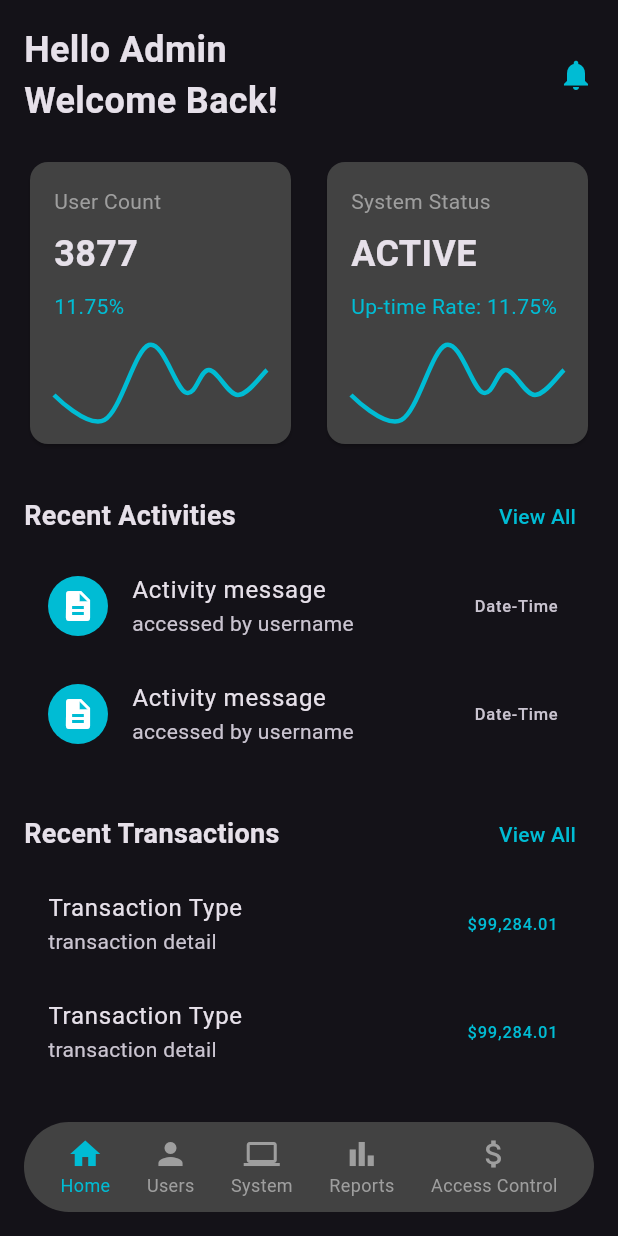
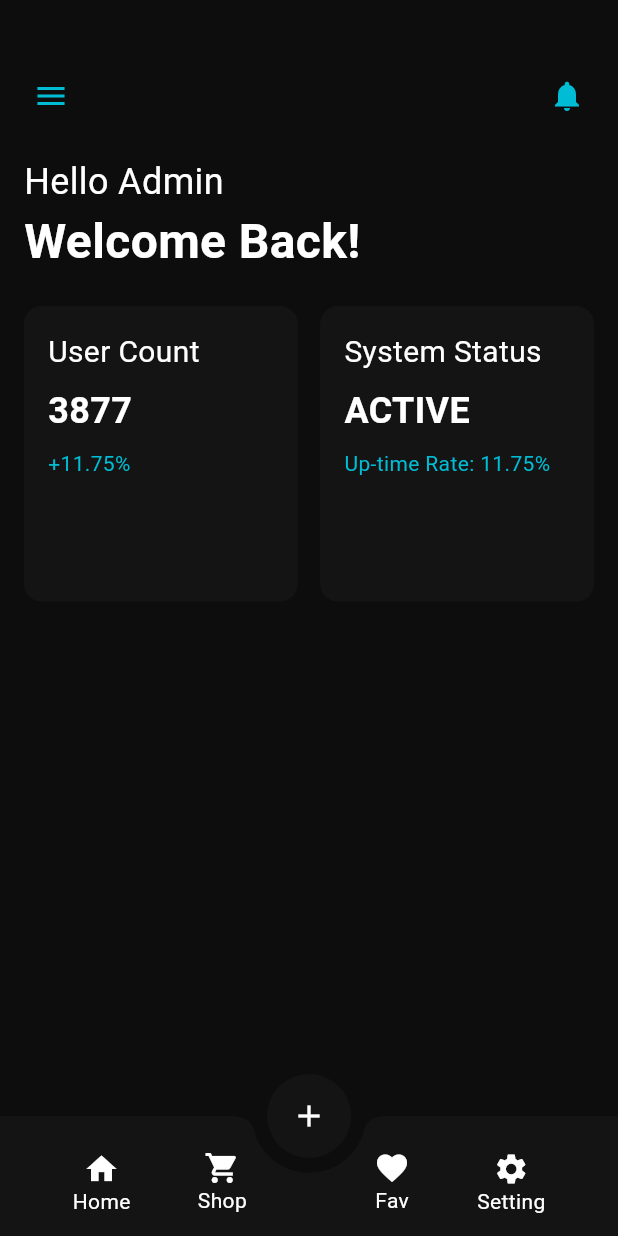
Before and after one commit to The-Bug-Bashers-2024/origin_vault, a Flutter app: the DashboardScreen screen opened directly, on a phone screen of 412 x 824 dp. Run offline on Flutter 3.47's test engine with Material 3 defaults, Android fonts, the phone set to English and light mode, and no system bars; drawn by our look-alikes of fl_chart; our stand-ins replace flutter_screenutil, google_fonts.

Commit message:
made changes in admin dashboard page and some color changes in app pallete

```diff
--- a/lib/core/common/common_pages/registerpage.dart
+++ b/lib/core/common/common_pages/registerpage.dart
@@ -19,7 +19,7 @@ class RegisterPage extends StatelessWidget {
             children: [
               SizedBox(height: 20.h),
               IconButton(
-                icon: Icon(Icons.arrow_back, color: Colors.white),
+                icon: const Icon(Icons.arrow_back, color: Colors.white),
                 onPressed: () => Navigator.pop(context),
               ),
               SizedBox(height: 40.h),
@@ -51,27 +51,27 @@ class RegisterPage extends StatelessWidget {
                     borderRadius: BorderRadius.circular(8),
                   ),
                 ),
-                child: Text(
+                child: const Text(
                   'Agree and Register',
                   style: TextStyle(color: Colors.black),
                 ),
               ),
-              Spacer(),
+              const Spacer(),
               Center(
                 child: RichText(
                   text: TextSpan(
                     text: "Already have an account? ",
-                    style: TextStyle(color: Colors.grey),
+                    style: const TextStyle(color: Colors.grey),
                     children: [
                       TextSpan(
                         text: 'Login',
-                        style: TextStyle(color: Colors.blue),
+                        style: const TextStyle(color: Colors.blue),
                         recognizer: TapGestureRecognizer()
                           ..onTap = () {
                             Navigator.push(
                               context,
                               MaterialPageRoute(
-                                  builder: (context) => LoginPage()),
+                                  builder: (context) => const LoginPage()),
                             );
                           },
                       ),
@@ -92,7 +92,7 @@ class RegisterPage extends StatelessWidget {
       obscureText: isPassword,
       decoration: InputDecoration(
         hintText: hintText,
-        hintStyle: TextStyle(color: Colors.grey),
+        hintStyle: const TextStyle(color: Colors.grey),
         fillColor: Colors.grey[900],
         filled: true,
         border: OutlineInputBorder(
--- a/lib/core/theme/app_pallete.dart
+++ b/lib/core/theme/app_pallete.dart
@@ -3,9 +3,10 @@ import 'package:flutter/material.dart';
 class AppPallete {
   static const Color backgroundColor = Color.fromRGBO(13, 13, 13, 1);
   static const Color textcolor1 = Color.fromRGBO(255, 255, 255, 1);
-  static const Color buttoncolor = Color.fromRGBO(15, 82, 186, 1);
+  static const Color secondarybackgroundColor =
+      Color.fromRGBO(75, 75, 75, 0.12);
   static const Color fieldcolor = Color.fromRGBO(211, 210, 204, 0.5);
-  static const Color gradient1 = Color.fromRGBO(211, 210, 204, 0.66);
+  static const Color iconColor = Color.fromRGBO(0, 255, 255, 1);
   static const Color gradient2 = Colors.white;
   static const Color panelbutton = Color.fromRGBO(217, 217, 217, 0.66);
 }
--- a/lib/core/theme/theme.dart
+++ b/lib/core/theme/theme.dart
@@ -13,7 +13,7 @@ class Apptheme {
       contentPadding: const EdgeInsets.all(69 - 45),
       filled: true,
       fillColor: AppPallete.fieldcolor,
-      prefixIconColor: AppPallete.buttoncolor,
+      prefixIconColor: AppPallete.iconColor,
       hintStyle: const TextStyle(
         fontWeight: FontWeight.w300,
       ),
--- a/lib/screens/admin_level/presentation/pages/admin_dashboard.dart
+++ b/lib/screens/admin_level/presentation/pages/admin_dashboard.dart
@@ -1,196 +1,196 @@
 import 'package:flutter/material.dart';
-import 'package:fl_chart/fl_chart.dart';
 import 'package:origin_vault/core/theme/app_pallete.dart';
+import 'package:origin_vault/screens/admin_level/presentation/pages/admin_sidebar.dart';
 
-void main() {
-  runApp(MyApp());
+// Assume you have a SideMenu widget already implemented
+// import 'side_menu.dart';
+
+class DashboardScreen extends StatefulWidget {
+  @override
+  _DashboardScreenState createState() => _DashboardScreenState();
 }
 
-class MyApp extends StatelessWidget {
-  @override
-  Widget build(BuildContext context) {
-    return MaterialApp(
-      title: 'Origin Vault Dashboard',
-      theme: ThemeData.dark().copyWith(
-        primaryColor: AppPallete.backgroundColor,
-        scaffoldBackgroundColor: AppPallete.backgroundColor,
-      ),
-      home: DashboardScreen(),
-    );
-  }
-}
+class _DashboardScreenState extends State<DashboardScreen> {
+  final GlobalKey<ScaffoldState> _scaffoldKey = GlobalKey<ScaffoldState>();
 
-class DashboardScreen extends StatelessWidget {
-  @override
-  Widget build(BuildContext context) {
-    return Scaffold(
-      body: DashboardContent(),
-    );
-  }
-}
-
-class DashboardContent extends StatelessWidget {
-  @override
-  Widget build(BuildContext context) {
-    return Padding(
-      padding: const EdgeInsets.all(16.0),
-      child: Column(
-        crossAxisAlignment: CrossAxisAlignment.start,
-        children: [
-          Row(
+  Widget _buildTopBar() {
+    return Container(
+      padding: const EdgeInsets.fromLTRB(10, 40, 10, 0),
+      color:
+          AppPallete.backgroundColor, // Make the top bar fixed and consistent
+      child: Row(
         mainAxisAlignment: MainAxisAlignment.spaceBetween,
         children: [
-              Text(
-                'Hello Admin\nWelcome Back!',
-                style: TextStyle(fontSize: 24, fontWeight: FontWeight.bold),
+          IconButton(
+            icon: const Icon(Icons.menu, color: Colors.cyan),
+            onPressed: () {
+              _scaffoldKey.currentState?.openDrawer(); // Open the sidebar
+            },
           ),
-              Icon(Icons.notifications, color: Colors.cyan),
-            ],
+          IconButton(
+            icon: const Icon(Icons.notifications, color: Colors.cyan),
+            onPressed: () {
+              // Handle notification action
+            },
           ),
-          SizedBox(height: 20),
-          Row(
-            children: [
-              Expanded(child: _buildInfoCard('User Count', '3877', '11.75%')),
-              SizedBox(width: 16),
-              Expanded(
-                  child: _buildInfoCard(
-                      'System Status', 'ACTIVE', 'Up-time Rate: 11.75%')),
-            ],
-          ),
-          SizedBox(height: 20),
-          _buildSectionHeader('Recent Activities'),
-          _buildRecentActivities(),
-          SizedBox(height: 20),
-          _buildSectionHeader('Recent Transactions'),
-          _buildRecentTransactions(),
-          Spacer(),
-          _buildBottomNavBar(),
         ],
       ),
     );
   }
 
-  Widget _buildInfoCard(String title, String mainInfo, String subInfo) {
-    return Card(
-      color: Colors.grey[800],
+  @override
+  Widget build(BuildContext context) {
+    return Scaffold(
+      key: _scaffoldKey,
+      backgroundColor: AppPallete.backgroundColor,
+      drawer: SideMenu(),
+      floatingActionButtonLocation: FloatingActionButtonLocation.centerDocked,
+      floatingActionButton: FloatingActionButton(
+        onPressed: () {},
+        child: const Icon(Icons.add),
+        backgroundColor: AppPallete.secondarybackgroundColor,
+        foregroundColor: AppPallete.textcolor1,
+        elevation: 0,
+        shape: CircleBorder(),
+        mini: false,
+      ),
+      bottomNavigationBar: const BottomAppBar(
+        notchMargin: 10.0,
+        shape: CircularNotchedRectangle(),
+        color: AppPallete.secondarybackgroundColor,
+        child: Row(
+          mainAxisAlignment: MainAxisAlignment.spaceAround,
+          mainAxisSize: MainAxisSize.max,
+          children: [
+            Padding(
+              padding: EdgeInsets.only(left: 10.0, top: 10.0),
+              child: Column(
+                mainAxisSize: MainAxisSize.min,
+                children: [
+                  Icon(Icons.home, color: Colors.white),
+                  Text("Home", style: TextStyle(color: Colors.white)),
+                ],
+              ),
+            ),
+            Padding(
+              padding: EdgeInsets.only(right: 20.0, top: 10.0, bottom: 1.0),
+              child: Column(
+                mainAxisSize: MainAxisSize.min,
+                children: [
+                  Icon(Icons.shopping_cart, color: Colors.white),
+                  Text("Shop", style: TextStyle(color: Colors.white)),
+                ],
+              ),
+            ),
+            Padding(
+              padding: EdgeInsets.only(left: 20.0, top: 10.0, bottom: 1.0),
+              child: Column(
+                mainAxisSize: MainAxisSize.min,
+                children: [
+                  Icon(Icons.favorite, color: Colors.white),
+                  Text("Fav", style: TextStyle(color: Colors.white)),
+                ],
+              ),
+            ),
+            Padding(
+              padding: EdgeInsets.only(right: 10.0, top: 10.0),
+              child: Column(
+                mainAxisSize: MainAxisSize.min,
+                children: [
+                  Icon(Icons.settings, color: Colors.white),
+                  Text("Setting", style: TextStyle(color: Colors.white)),
+                ],
+              ),
+            ),
+          ],
+        ),
+      ),
+      body: Column(
+        children: [
+          _buildTopBar(), // Top bar remains fixed
+          Expanded(
+            child: SingleChildScrollView(
               child: Padding(
                 padding: const EdgeInsets.all(16.0),
                 child: Column(
                   crossAxisAlignment: CrossAxisAlignment.start,
                   children: [
-            Text(title, style: TextStyle(color: Colors.grey)),
-            SizedBox(height: 8),
-            Text(mainInfo,
-                style: TextStyle(fontSize: 24, fontWeight: FontWeight.bold)),
-            SizedBox(height: 8),
-            Text(subInfo, style: TextStyle(color: Colors.cyan)),
-            SizedBox(height: 16),
-            Container(
-              height: 50,
-              child: LineChart(
-                LineChartData(
-                  gridData: FlGridData(show: false),
-                  titlesData: FlTitlesData(show: false),
-                  borderData: FlBorderData(show: false),
-                  lineBarsData: [
-                    LineChartBarData(
-                      spots: [
-                        FlSpot(0, 3),
-                        FlSpot(2.6, 2),
-                        FlSpot(4.9, 5),
-                        FlSpot(6.8, 3.1),
-                        FlSpot(8, 4),
-                        FlSpot(9.5, 3),
-                        FlSpot(11, 4),
+                    const Text(
+                      'Hello Admin',
+                      style: TextStyle(color: Colors.white, fontSize: 24),
+                    ),
+                    const Text(
+                      'Welcome Back!',
+                      style: TextStyle(
+                        color: Colors.white,
+                        fontSize: 32,
+                        fontWeight: FontWeight.bold,
+                      ),
+                    ),
+                    const SizedBox(height: 20),
+                    Row(
+                      children: [
+                        Expanded(
+                          child: _buildDataBox(
+                            'User Count',
+                            '3877',
+                            '+11.75%',
+                          ),
+                        ),
+                        const SizedBox(width: 15),
+                        Expanded(
+                          child: _buildDataBox(
+                            'System Status',
+                            'ACTIVE',
+                            'Up-time Rate: 11.75%',
+                          ),
+                        ),
                       ],
-                      isCurved: true,
-                      color: Colors.cyan,
-                      barWidth: 3,
-                      dotData: FlDotData(show: false),
-                      belowBarData: BarAreaData(show: false),
                     ),
                   ],
                 ),
               ),
             ),
-          ],
           ),
-      ),
-    );
-  }
-
-  Widget _buildSectionHeader(String title) {
-    return Row(
-      mainAxisAlignment: MainAxisAlignment.spaceBetween,
-      children: [
-        Text(title,
-            style: TextStyle(fontSize: 18, fontWeight: FontWeight.bold)),
-        TextButton(
-          child: Text('View All', style: TextStyle(color: Colors.cyan)),
-          onPressed: () {},
-        ),
-      ],
-    );
-  }
-
-  Widget _buildRecentActivities() {
-    return Column(
-      children: List.generate(2, (index) {
-        return ListTile(
-          leading: CircleAvatar(
-            backgroundColor: Colors.cyan,
-            child: Icon(Icons.description, color: Colors.white),
-          ),
-          title: Text('Activity message'),
-          subtitle: Text('accessed by username'),
-          trailing: Text('Date-Time'),
-        );
-      }),
-    );
-  }
-
-  Widget _buildRecentTransactions() {
-    return Column(
-      children: List.generate(2, (index) {
-        return ListTile(
-          title: Text('Transaction Type'),
-          subtitle: Text('transaction detail'),
-          trailing: Text('\$99,284.01', style: TextStyle(color: Colors.cyan)),
-        );
-      }),
-    );
-  }
-
-  Widget _buildBottomNavBar() {
-    return Container(
-      height: 60,
-      decoration: BoxDecoration(
-        color: Colors.grey[800],
-        borderRadius: BorderRadius.circular(30),
-      ),
-      child: Row(
-        mainAxisAlignment: MainAxisAlignment.spaceEvenly,
-        children: [
-          _buildNavBarItem(Icons.home, 'Home', isSelected: true),
-          _buildNavBarItem(Icons.person, 'Users'),
-          _buildNavBarItem(Icons.computer, 'System'),
-          _buildNavBarItem(Icons.bar_chart, 'Reports'),
-          _buildNavBarItem(Icons.attach_money, 'Access Control'),
         ],
       ),
     );
   }
 
-  Widget _buildNavBarItem(IconData icon, String label,
-      {bool isSelected = false}) {
-    return Column(
-      mainAxisAlignment: MainAxisAlignment.center,
+  Widget _buildDataBox(String title, String value, String subValue) {
+    return Container(
+      padding: const EdgeInsets.all(16),
+      decoration: BoxDecoration(
+        color: AppPallete.secondarybackgroundColor,
+        borderRadius: BorderRadius.circular(12),
+      ),
+      child: Column(
+        crossAxisAlignment: CrossAxisAlignment.start,
         children: [
-        Icon(icon, color: isSelected ? Colors.cyan : Colors.grey),
-        Text(label,
-            style: TextStyle(
-                color: isSelected ? Colors.cyan : Colors.grey, fontSize: 12)),
+          Text(
+            title,
+            style: const TextStyle(color: AppPallete.textcolor1, fontSize: 20),
+          ),
+          const SizedBox(height: 8),
+          Text(
+            value,
+            style: const TextStyle(
+              color: Colors.white,
+              fontSize: 24,
+              fontWeight: FontWeight.bold,
+            ),
+          ),
+          const SizedBox(height: 8),
+          Text(
+            subValue,
+            style: const TextStyle(color: Colors.cyan),
+          ),
+          const SizedBox(height: 16),
+          Container(
+            height: 50,
+          ),
         ],
+      ),
     );
   }
 }
```
Lines whose indentation alone changed are shown as unchanged.
